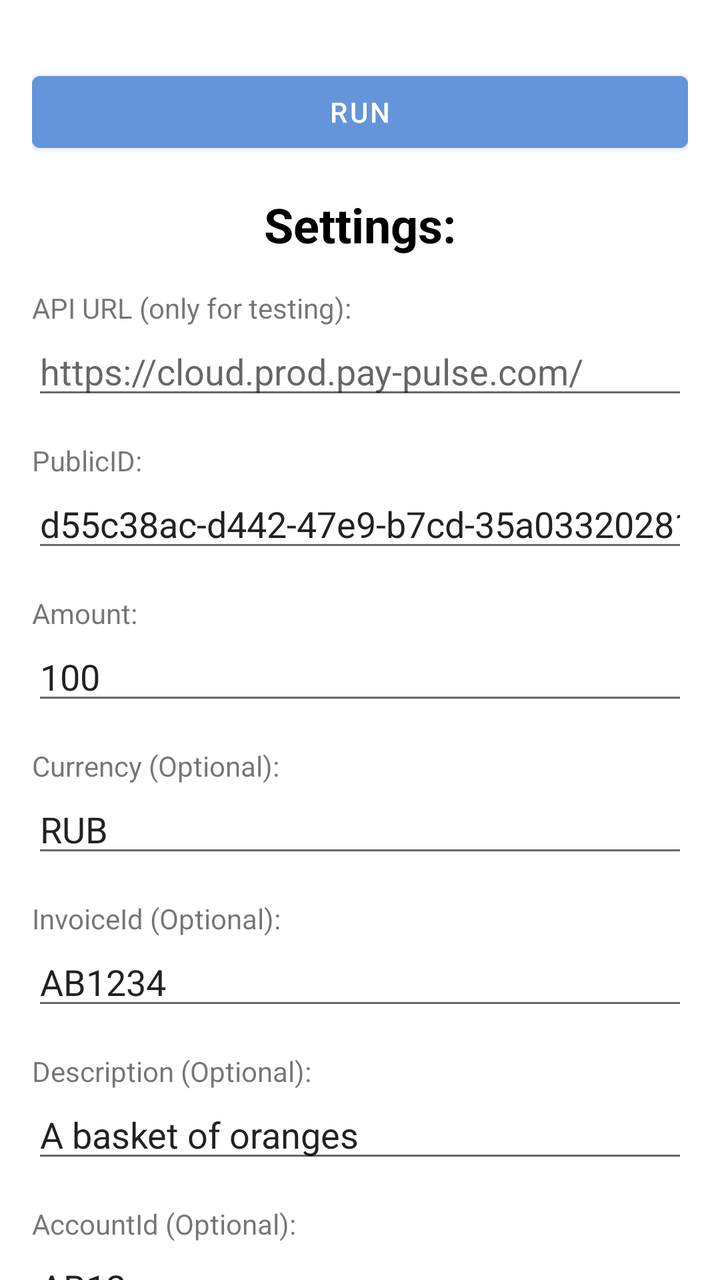
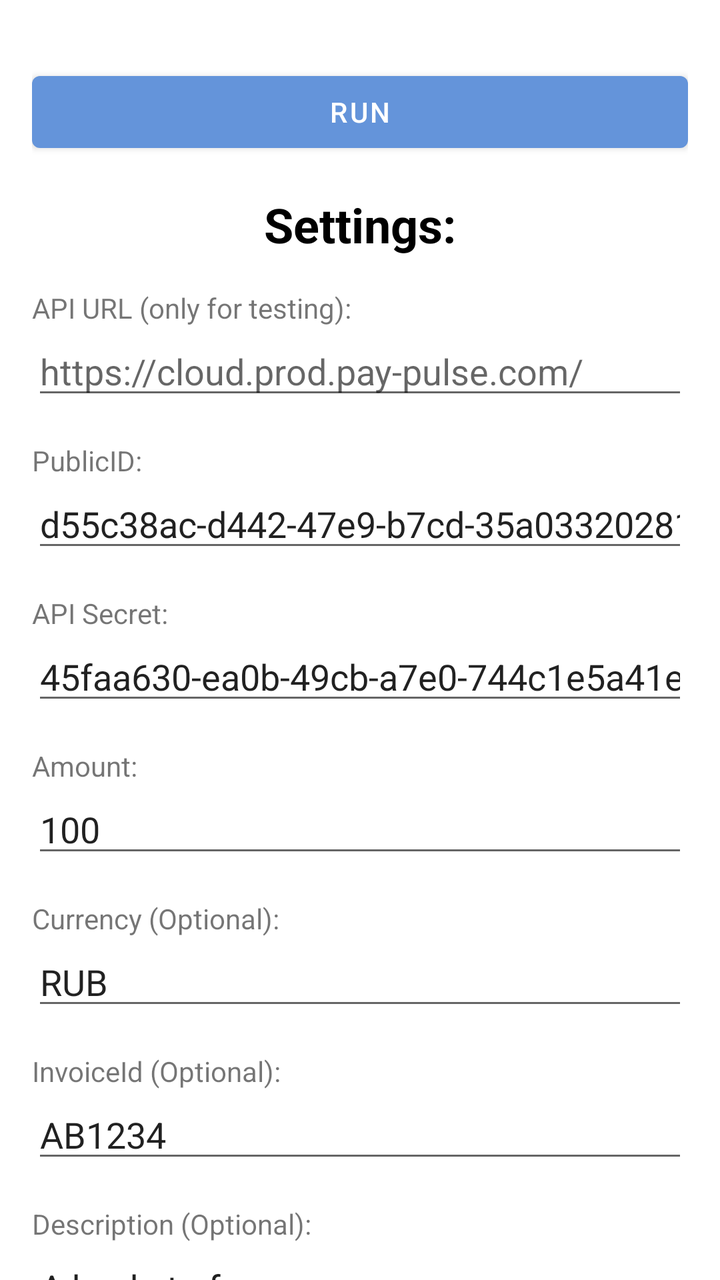

The first picture is an Android layout as it rendered before a commit; the second is the same layout after the commit. The layout source and the unified diff follow.
<!-- AndroidManifest.xml: application theme AppTheme -->
<!-- res/layout/activity_main.xml -->
<?xml version="1.0" encoding="utf-8"?>
<androidx.constraintlayout.widget.ConstraintLayout
    xmlns:android="http://schemas.android.com/apk/res/android"
    android:layout_width="match_parent"
    android:layout_height="match_parent"
    android:background="@android:color/white">

    <androidx.core.widget.NestedScrollView
        android:layout_width="match_parent"
        android:layout_height="match_parent">

        <LinearLayout
            android:layout_width="match_parent"
            android:layout_height="match_parent"
            android:padding="@dimen/ui_margin_16dp"
            android:orientation="vertical">

            
            <ImageView
                android:layout_width="match_parent"
                android:layout_height="wrap_content"
                android:src="@null" />

            <Button
                android:id="@+id/button_run_top"
                android:layout_width="match_parent"
                android:layout_height="wrap_content"
                android:layout_marginTop="@dimen/ui_margin_16dp"
                android:text="RUN"/>

            <TextView
                android:layout_width="match_parent"
                android:layout_height="wrap_content"
                android:layout_marginTop="16dp"
                android:gravity="center"
                android:textColor="@android:color/black"
                android:textStyle="bold"
                android:textSize="24sp"
                android:text="Settings:"/>

            <TextView
                style="@style/CPETextView"
                android:text="API URL (only for testing):"/>

            <EditText
                android:id="@+id/edit_api_url"
                style="@style/CPEditText"
                android:hint="https://cloud.prod.pay-pulse.com/"/>

            <TextView
                style="@style/CPETextView"
                android:text="PublicID:"/>

            <EditText
                android:id="@+id/edit_public_id"
                style="@style/CPEditText"
                android:hint="d55c38ac-d442-47e9-b7cd-35a03320281b"
                android:text="d55c38ac-d442-47e9-b7cd-35a03320281b"/>

            <TextView
                style="@style/CPETextView"
                android:text="Amount:"/>

            <EditText
                android:id="@+id/edit_amount"
                style="@style/CPEditText"
                android:hint="100"
                android:text="100"/>

            <TextView
                style="@style/CPETextView"
                android:text="Currency (Optional):"/>

            <EditText
                android:id="@+id/edit_currency"
                style="@style/CPEditText"
                android:hint="RUB"
                android:text="RUB"/>

            <TextView
                style="@style/CPETextView"
                android:text="InvoiceId (Optional):"/>

            <EditText
                android:id="@+id/edit_invoice_id"
                style="@style/CPEditText"
                android:hint="AB1234"
                android:text="AB1234"/>

            <TextView
                style="@style/CPETextView"
                android:text="Description (Optional):"/>

            <EditText
                android:id="@+id/edit_description"
                style="@style/CPEditText"
                android:hint="A basket of oranges"
                android:text="A basket of oranges"/>

            <TextView
                style="@style/CPETextView"
                android:text="AccountId (Optional):"/>

            <EditText
                android:id="@+id/edit_account_id"
                style="@style/CPEditText"
                android:hint="AB12"
                android:text="AB12"/>

            <TextView
                style="@style/CPETextView"
                android:text="Email (Optional):"/>

            <EditText
                android:id="@+id/edit_email"
                style="@style/CPEditText"
                android:hint="test@kvell.ru"
                android:text="test@kvell.ru" />

            <TextView
                style="@style/CPETextView"
                android:text="Payer.FirstName (Optional):"/>

            <EditText
                android:id="@+id/edit_payer_first_name"
                style="@style/CPEditText"
                android:hint="Vasya"
                android:text="Vasya"/>

            <TextView
                style="@style/CPETextView"
                android:text="Payer.LastName (Optional):"/>

            <EditText
                android:id="@+id/edit_payer_last_name"
                style="@style/CPEditText"
                android:hint="Ivanov"
                android:text="Ivanov"/>

            <TextView
                style="@style/CPETextView"
                android:text="Payer.MiddleName (Optional):"/>

            <EditText
                android:id="@+id/edit_payer_middle_name"
                style="@style/CPEditText"
                android:hint="Semionovich"
                android:text="Semionovich"/>

            <TextView
                style="@style/CPETextView"
                android:text="Payer.Birth (Optional):"/>

            <EditText
                android:id="@+id/edit_payer_birth"
                style="@style/CPEditText"
                android:hint="1955-02-24"
                android:text="1955-02-24"/>

            <TextView
                style="@style/CPETextView"
                android:text="Payer.Address (Optional):"/>

            <EditText
                android:id="@+id/edit_payer_address"
                style="@style/CPEditText"
                android:hint="home 8, room 36"
                android:text="home 8, room 36"/>

            <TextView
                style="@style/CPETextView"
                android:text="Payer.Street (Optional):"/>

            <EditText
                android:id="@+id/edit_payer_street"
                style="@style/CPEditText"
                android:hint="Lenina"
                android:text="Lenina"/>

            <TextView
                style="@style/CPETextView"
                android:text="Payer.City (Optional):"/>

            <EditText
                android:id="@+id/edit_payer_city"
                style="@style/CPEditText"
                android:hint="Moscow"
                android:text="Moscow"/>

            <TextView
                style="@style/CPETextView"
                android:text="Payer.Country (Optional):"/>

            <EditText
                android:id="@+id/edit_payer_country"
                style="@style/CPEditText"
                android:hint="RU"
                android:text="RU"/>

            <TextView
                style="@style/CPETextView"
                android:text="Payer.Phone (Optional):"/>

            <EditText
                android:id="@+id/edit_payer_phone"
                style="@style/CPEditText"
                android:hint="+79991234567"
                android:text="+79991234567"/>

            <TextView
                style="@style/CPETextView"
                android:text="Payer.Postcode (Optional):"/>

            <EditText
                android:id="@+id/edit_payer_postcode"
                style="@style/CPEditText"
                android:hint="123456"
                android:text="123456"/>

            <TextView
                style="@style/CPETextView"
                android:text="JsonData (Optional):"/>

            <EditText
                android:id="@+id/edit_json_data"
                style="@style/CPEditText"
                android:hint="{name: Ivan}"
                android:text="{name: Ivan}"/>

            <CheckBox
                android:id="@+id/checkbox_dual_message_payment"
                android:layout_width="match_parent"
                android:layout_height="wrap_content"
                android:text="Dual message payment"/>

            <Button
                android:id="@+id/button_run"
                android:layout_width="match_parent"
                android:layout_height="wrap_content"
                android:layout_marginTop="@dimen/ui_margin_16dp"
                android:text="RUN"/>

        </LinearLayout>
    </androidx.core.widget.NestedScrollView>
</androidx.constraintlayout.widget.ConstraintLayout>
<!-- resources referenced by this layout -->
<resources>
  <dimen name="ui_margin_16dp">16dp</dimen>
  <style name="CPETextView">
          <item name="android:layout_width">match_parent</item>
          <item name="android:layout_height">wrap_content</item>
          <item name="android:layout_marginTop">@dimen/ui_margin_16dp</item>
          <item name="android:singleLine">true</item>
          <item name="android:maxLines">1</item>
      </style>
  <style name="CPEditText">
          <item name="android:layout_width">match_parent</item>
          <item name="android:layout_height">wrap_content</item>
          <item name="android:singleLine">true</item>
          <item name="android:maxLines">1</item>
      </style>
  <style name="AppTheme" parent="Theme.MaterialComponents.Light.NoActionBar">
          
          <item name="colorPrimary">@color/colorPrimary</item>
          <item name="colorPrimaryDark">@color/colorPrimaryDark</item>
          <item name="colorAccent">@color/colorAccent</item>
          <item name="android:actionMenuTextAppearance">@style/ActionMenuTextAppearance</item>
      </style>
  <color name="colorPrimary">#6494DA</color>
  <color name="colorPrimaryDark">#393861</color>
  <color name="colorAccent">#6494DA</color>
  <style name="ActionMenuTextAppearance" parent="Theme.MaterialComponents">
          <item name="android:textAllCaps">false</item>
          <item name="android:textSize">14sp</item>
      </style>
</resources>

<!-- the commit's change to res/layout/activity_main.xml (unified diff, before → after) -->
@@ -59,6 +59,16 @@
 
             <TextView
                 style="@style/CPETextView"
+                android:text="API Secret:"/>
+
+            <EditText
+                android:id="@+id/edit_api_secret"
+                style="@style/CPEditText"
+                android:hint="45faa630-ea0b-49cb-a7e0-744c1e5a41e3"
+                android:text="45faa630-ea0b-49cb-a7e0-744c1e5a41e3"/>
+
+            <TextView
+                style="@style/CPETextView"
                 android:text="Amount:"/>
 
             <EditText
